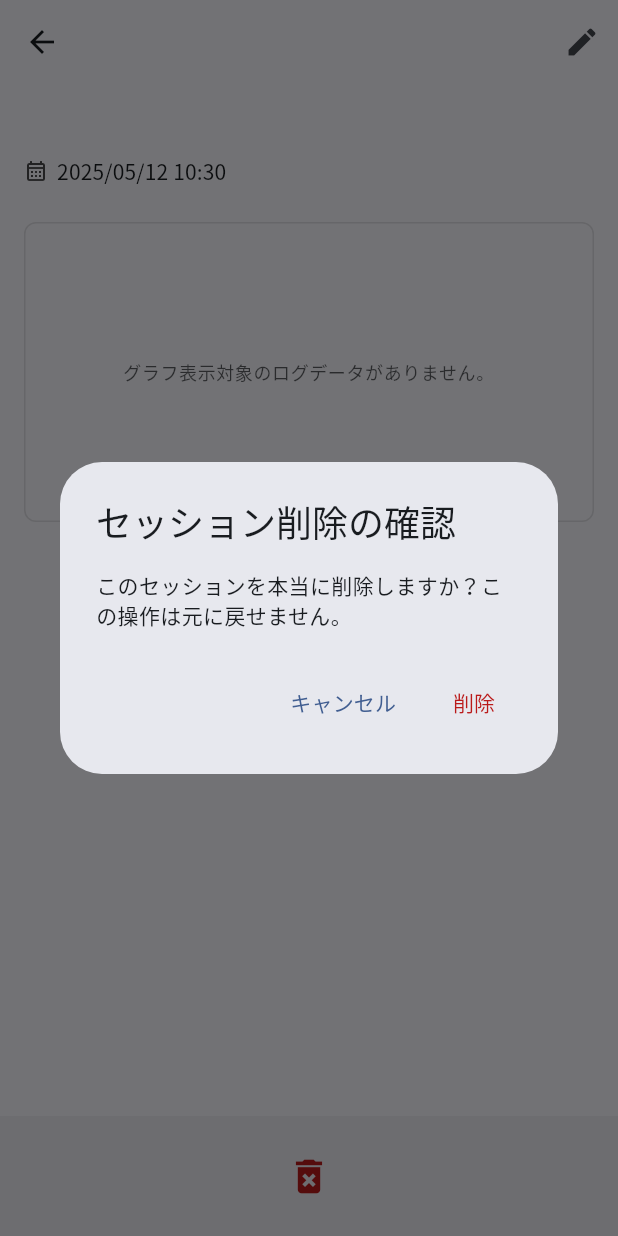
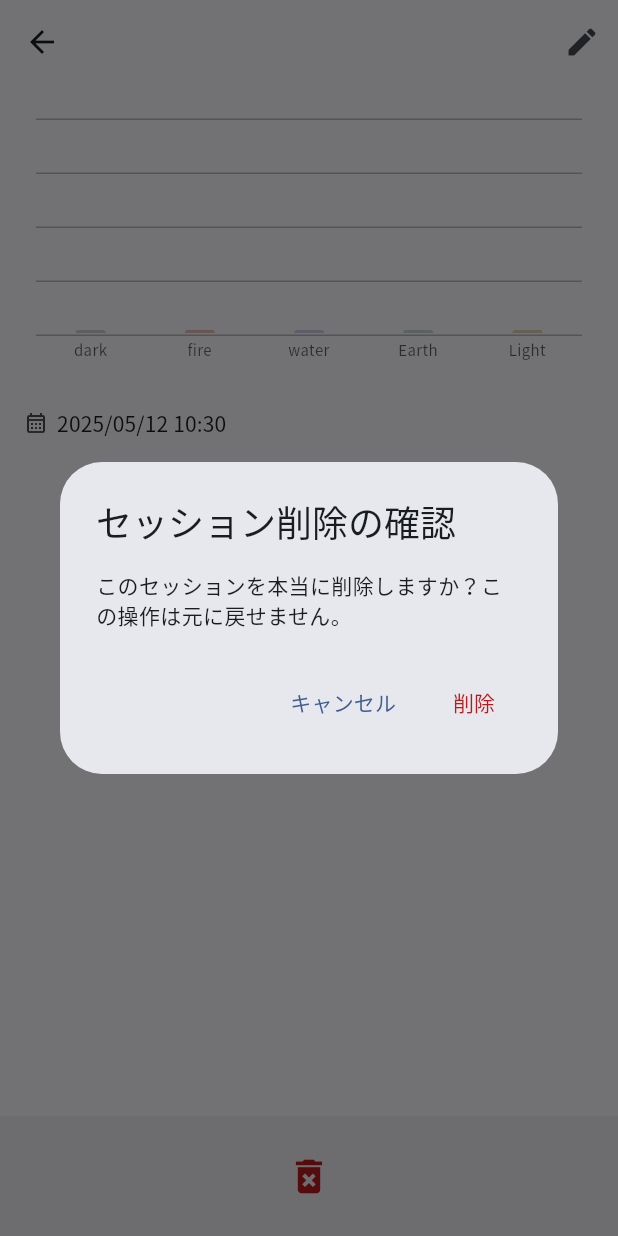
Before and after one commit to kmzk-dev/activity_watch, a Flutter app: the SessionDetailsScreen screen opened directly with empty values, after a tap on the "delete forever" icon, on a phone screen of 412 x 824 dp. Run offline on Flutter 3.47's test engine with Material 3 defaults, Android fonts, the phone set to English and light mode, and no system bars; our stand-ins replace google_fonts, share_plus, shared_preferences, vibration, visibility_detector; accounts and stored records are empty.

Commit message:
feat: Reorder elements in session details screen
Changed the display order on the session details screen.
The graph is now fixed at the top, and elements like date,
title, comment, and log list are scrollable below it.

```diff
--- a/lib/screens/session_details_screen.dart
+++ b/lib/screens/session_details_screen.dart
@@ -29,7 +29,7 @@ class _SessionDetailsScreenState extends State<SessionDetailsScreen> {
 
   static const String _savedSessionsKey = 'saved_log_sessions';
   static const String _suggestionsKey = 'comment_suggestions'; // サジェスト用のキー
-  static const double _chartHeight = 200.0;
+  static const double _chartHeight = 200.0; // グラフの固定高さ
 
   @override
   void initState() {
@@ -49,7 +49,8 @@ class _SessionDetailsScreenState extends State<SessionDetailsScreen> {
   }
 
   Future<void> _showEditSessionDialog() async {
-    final Map<String, String>? updatedData = await showSessionDetailsInputDialog(
+    final Map<String, String>? updatedData =
+        await showSessionDetailsInputDialog(
       context: context,
       dialogTitle: 'セッション情報を編集',
       initialTitle: _editableSession.title,
@@ -101,9 +102,11 @@ class _SessionDetailsScreenState extends State<SessionDetailsScreen> {
 
     if (result != null) {
       final String newMemo = result['memo'] ?? currentLog.memo;
-      final String newColorLabel = result['colorLabel'] ?? currentLog.colorLabelName;
+      final String newColorLabel =
+          result['colorLabel'] ?? currentLog.colorLabelName;
 
-      if (newMemo != currentLog.memo || newColorLabel != currentLog.colorLabelName) {
+      if (newMemo != currentLog.memo ||
+          newColorLabel != currentLog.colorLabelName) {
         setState(() {
           _editableSession.logEntries[logIndex].memo = newMemo;
           _editableSession.logEntries[logIndex].colorLabelName = newColorLabel;
@@ -115,6 +118,7 @@ class _SessionDetailsScreenState extends State<SessionDetailsScreen> {
   }
 
   Future<void> _updateSessionInStorage() async {
+    // ignore: unused_local_variable
     final bool success = await updateSession(
       context: context,
       updatedSession: _editableSession,
@@ -131,7 +135,8 @@ class _SessionDetailsScreenState extends State<SessionDetailsScreen> {
   }
 
   Future<void> _deleteCurrentSession() async {
-    final ColorScheme colorScheme = Theme.of(context).colorScheme; // ダイアログ外でテーマを取得
+    final ColorScheme colorScheme =
+        Theme.of(context).colorScheme; // ダイアログ外でテーマを取得
 
     final bool? confirmDelete = await showDialog<bool>(
       context: context,
@@ -144,7 +149,8 @@ class _SessionDetailsScreenState extends State<SessionDetailsScreen> {
         return AlertDialog(
           // titleTextStyle, contentTextStyle は app_theme.dart の dialogTheme から適用される想定
           title: const Text('セッション削除の確認'),
-          content: const Text('このセッションを本当に削除しますか？この操作は元に戻せません。'),
+          content:
+              const Text('このセッションを本当に削除しますか？この操作は元に戻せません。'),
           actions: <Widget>[
             TextButton(
               // TextButton のスタイルは app_theme.dart の textButtonTheme から適用される想定
@@ -154,7 +160,8 @@ class _SessionDetailsScreenState extends State<SessionDetailsScreen> {
               },
             ),
             TextButton(
-              style: TextButton.styleFrom(foregroundColor: dialogColorScheme.error), // テーマのエラーカラーを使用
+              style: TextButton.styleFrom(
+                  foregroundColor: dialogColorScheme.error), // テーマのエラーカラーを使用
               child: const Text('削除'),
               onPressed: () {
                 Navigator.of(dialogContext).pop(true);
@@ -176,7 +183,8 @@ class _SessionDetailsScreenState extends State<SessionDetailsScreen> {
 
       if (sessionsJson != null && sessionsJson.isNotEmpty) {
         try {
-          final List<dynamic> decodedList = jsonDecode(sessionsJson) as List<dynamic>;
+          final List<dynamic> decodedList =
+              jsonDecode(sessionsJson) as List<dynamic>;
           allSessions = decodedList
               .map((jsonItem) =>
                   SavedLogSession.fromJson(jsonItem as Map<String, dynamic>))
@@ -185,7 +193,8 @@ class _SessionDetailsScreenState extends State<SessionDetailsScreen> {
           if (mounted) {
             ScaffoldMessenger.of(context).showSnackBar(
               SnackBar(
-                content: Text('セッションデータの読み込みに失敗しました。', style: TextStyle(color: colorScheme.onError)),
+                content: Text('セッションデータの読み込みに失敗しました。',
+                    style: TextStyle(color: colorScheme.onError)),
                 backgroundColor: colorScheme.error,
               ),
             );
@@ -196,21 +205,23 @@ class _SessionDetailsScreenState extends State<SessionDetailsScreen> {
 
       allSessions.removeWhere((session) => session.id == _editableSession.id);
 
-      final String updatedSessionsJson = jsonEncode(allSessions.map((s) => s.toJson()).toList());
+      final String updatedSessionsJson =
+          jsonEncode(allSessions.map((s) => s.toJson()).toList());
       await prefs.setString(_savedSessionsKey, updatedSessionsJson);
 
       if (mounted) {
         ScaffoldMessenger.of(context).showSnackBar(
           SnackBar(
-            content: Text('セッションを削除しました。', style: TextStyle(color: colorScheme.onSurface)), // 通常の通知
+            content: Text('セッションを削除しました。',
+                style: TextStyle(
+                    color: colorScheme.onSurface)), // 通常の通知
             backgroundColor: colorScheme.surface,
           ),
         );
-        Navigator.of(context).pop(true);
+        Navigator.of(context).pop(true); // 削除成功を前の画面に伝える
       }
     }
   }
-
 
   @override
   Widget build(BuildContext context) {
@@ -234,24 +245,27 @@ class _SessionDetailsScreenState extends State<SessionDetailsScreen> {
           ),
         ],
       ),
-      body: SingleChildScrollView( // スクロール可能にするために SingleChildScrollView を追加
+      body: Column( // 画面全体をColumnでラップ
+        children: [
+          // 1. グラフ (LogColorSummaryChart) - 常時表示
+          SizedBox(
+            height: _chartHeight,
+            child: LogColorSummaryChart(
+              logs: _editableSession.logEntries,
+            ),
+          ),
+          // 残りの要素をスクロール可能にする
+          Expanded(
+            child: SingleChildScrollView(
+              child: Padding( // スクロールビュー内のコンテンツにパディングを追加
+                padding: const EdgeInsets.symmetric(horizontal: 16.0),
                 child: Column(
                   crossAxisAlignment: CrossAxisAlignment.start,
                   children: [
-            // セッションタイトルをBodyの最初に追加
+                    // 2. 日付
                     Padding(
-              padding: const EdgeInsets.fromLTRB(16.0, 16.0, 16.0, 8.0), // 上部に適切なパディングを追加
-              child: Text(
-                _editableSession.title,
-                style: textTheme.titleMedium?.copyWith(fontWeight: FontWeight.bold), // より目立つスタイルに変更
-              ),
-            ),
-            Padding(
-              padding: const EdgeInsets.fromLTRB(16.0, 0, 16.0, 16.0), // タイトル下、日付上のパディング調整
-              child: Column(
-                crossAxisAlignment: CrossAxisAlignment.start,
-                children: [
-                  Row(
+                      padding: const EdgeInsets.only(top: 16.0), // グラフとの間に少しスペース
+                      child: Row(
                         children: [
                           Icon(
                             Icons.calendar_month_outlined,
@@ -262,60 +276,52 @@ class _SessionDetailsScreenState extends State<SessionDetailsScreen> {
                           Text(formattedDate, style: textTheme.titleSmall),
                         ],
                       ),
+                    ),
+                    const SizedBox(height: 8.0), // 日付とタイトルの間のスペース
+
+                    // 3. タイトル
+                    Text(
+                      _editableSession.title,
+                      style: textTheme.titleMedium
+                          ?.copyWith(fontWeight: FontWeight.bold),
+                    ),
+                    const SizedBox(height: 12.0), // タイトルとコメントの間のスペース
+
+                    // 4. コメント
                     if (_editableSession.sessionComment != null &&
                         _editableSession.sessionComment!.isNotEmpty) ...[
-                    const SizedBox(height: 12),
                       Container(
                         padding: const EdgeInsets.all(12.0),
                         width: double.infinity,
-                      //decoration: BoxDecoration(
-                      //  color: colorScheme.surface.withOpacity(0.5),
-                      //  borderRadius: BorderRadius.circular(8.0),
-                      //  border: Border.all(color: colorScheme.onSurface.withOpacity(0.12))
-                      //),
+                        decoration: BoxDecoration( // コメント欄の装飾（任意）
+                          color: colorScheme.surfaceVariant.withOpacity(0.3),
+                          borderRadius: BorderRadius.circular(8.0),
+                          // border: Border.all(color: colorScheme.outline.withOpacity(0.5))
+                        ),
                         child: Text(
                           _editableSession.sessionComment!,
                           style: textTheme.bodyMedium?.copyWith(height: 1.5),
                         ),
                       ),
+                      const SizedBox(height: 16.0), // コメントとリストの間のスペース
+                    ] else ...[
+                      // コメントがない場合でも、リストとの間にスペースを確保
+                      const SizedBox(height: 16.0),
                     ],
+
+
+                    // 5. リスト (LogCardList)
+                    LogCardList(
+                      logs: _editableSession.logEntries,
+                      onEditLog: _editLogEntry,
+                    ),
+                    const SizedBox(height: 16.0), // リストの下に余白
                   ],
                 ),
               ),
-            if (_editableSession.logEntries.isNotEmpty)
-              SizedBox(
-                height: _chartHeight,
-                child: LogColorSummaryChart(
-                  logs: _editableSession.logEntries,
-                ),
-              )
-            else
-              Container(
-                height: _chartHeight,
-                alignment: Alignment.center,
-                margin: const EdgeInsets.symmetric(horizontal: 16.0, vertical: 8.0),
-                padding: const EdgeInsets.all(16.0),
-                decoration: BoxDecoration(
-                  color: theme.cardTheme.color?.withOpacity(0.3) ?? colorScheme.surface.withOpacity(0.1),
-                  borderRadius: BorderRadius.circular(8.0),
-                  border: Border.all(color: colorScheme.onSurface.withOpacity(0.12))
-                ),
-                child: Text(
-                  'グラフ表示対象のログデータがありません。',
-                  style: textTheme.bodySmall?.copyWith(color: textTheme.bodySmall?.color?.withOpacity(0.7)),
-                  textAlign: TextAlign.center,
             ),
           ),
-            const SizedBox(height: 8),
-            // LogCardListがExpanded内にあるとSingleChildScrollViewとの組み合わせで問題が起きる可能性があるため、
-            // ListViewの高さを固定するか、shrinkWrap: true と physics: NeverScrollableScrollPhysics() を指定するなどの対応が必要
-            // ここでは、LogCardListが可変の高さを持つことを想定し、Expandedを削除し、ListViewのスクロールに任せる
-            LogCardList(
-              logs: _editableSession.logEntries, // 表示するログエントリのリスト
-              onEditLog: _editLogEntry, // 編集ボタンが押されたときのコールバック
-            ),
         ],
-        ),
       ),
       bottomNavigationBar: BottomAppBar(
         child: Row(
```
Lines whose indentation alone changed are shown as unchanged.
